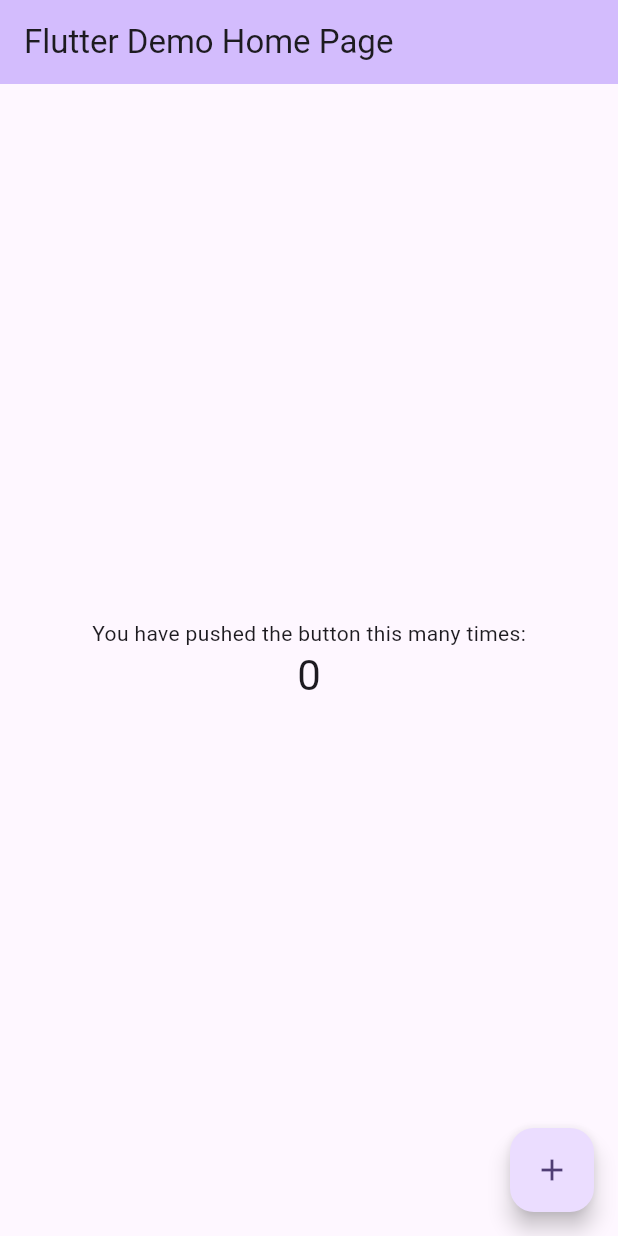
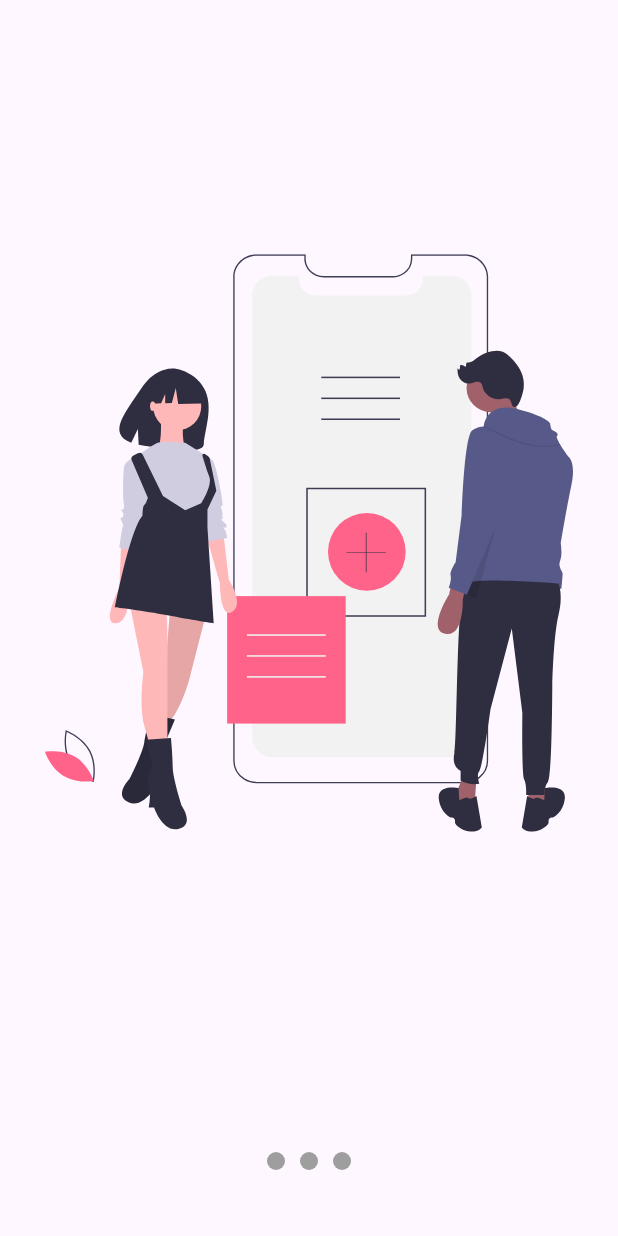
Before and after one commit to sergioIbz/slideshow, a Flutter app: the screen it shows after launch, on a phone screen of 412 x 824 dp. Run offline on Flutter 3.47's test engine with Material 3 defaults, Android fonts, the phone set to English and light mode, and no system bars; our stand-ins replace flutter_svg.

```diff
--- a/lib/main.dart
+++ b/lib/main.dart
@@ -1,125 +1,16 @@
 import 'package:flutter/material.dart';
+import 'package:slideshow/pages/slideshow_page.dart';
 
-void main() {
-  runApp(const MyApp());
-}
+void main() => runApp(const MyApp());
 
 class MyApp extends StatelessWidget {
   const MyApp({super.key});
 
-  // This widget is the root of your application.
   @override
   Widget build(BuildContext context) {
-    return MaterialApp(
-      title: 'Flutter Demo',
-      theme: ThemeData(
-        // This is the theme of your application.
-        //
-        // TRY THIS: Try running your application with "flutter run". You'll see
-        // the application has a purple toolbar. Then, without quitting the app,
-        // try changing the seedColor in the colorScheme below to Colors.green
-        // and then invoke "hot reload" (save your changes or press the "hot
-        // reload" button in a Flutter-supported IDE, or press "r" if you used
-        // the command line to start the app).
-        //
-        // Notice that the counter didn't reset back to zero; the application
-        // state is not lost during the reload. To reset the state, use hot
-        // restart instead.
-        //
-        // This works for code too, not just values: Most code changes can be
-        // tested with just a hot reload.
-        colorScheme: ColorScheme.fromSeed(seedColor: Colors.deepPurple),
-        useMaterial3: true,
-      ),
-      home: const MyHomePage(title: 'Flutter Demo Home Page'),
+    return const MaterialApp(
+      title: 'SlideShow',
+      home: SlideShowPage(),
     );
   }
 }
-
-class MyHomePage extends StatefulWidget {
-  const MyHomePage({super.key, required this.title});
-
-  // This widget is the home page of your application. It is stateful, meaning
-  // that it has a State object (defined below) that contains fields that affect
-  // how it looks.
-
-  // This class is the configuration for the state. It holds the values (in this
-  // case the title) provided by the parent (in this case the App widget) and
-  // used by the build method of the State. Fields in a Widget subclass are
-  // always marked "final".
-
-  final String title;
-
-  @override
-  State<MyHomePage> createState() => _MyHomePageState();
-}
-
-class _MyHomePageState extends State<MyHomePage> {
-  int _counter = 0;
-
-  void _incrementCounter() {
-    setState(() {
-      // This call to setState tells the Flutter framework that something has
-      // changed in this State, which causes it to rerun the build method below
-      // so that the display can reflect the updated values. If we changed
-      // _counter without calling setState(), then the build method would not be
-      // called again, and so nothing would appear to happen.
-      _counter++;
-    });
-  }
-
-  @override
-  Widget build(BuildContext context) {
-    // This method is rerun every time setState is called, for instance as done
-    // by the _incrementCounter method above.
-    //
-    // The Flutter framework has been optimized to make rerunning build methods
-    // fast, so that you can just rebuild anything that needs updating rather
-    // than having to individually change instances of widgets.
-    return Scaffold(
-      appBar: AppBar(
-        // TRY THIS: Try changing the color here to a specific color (to
-        // Colors.amber, perhaps?) and trigger a hot reload to see the AppBar
-        // change color while the other colors stay the same.
-        backgroundColor: Theme.of(context).colorScheme.inversePrimary,
-        // Here we take the value from the MyHomePage object that was created by
-        // the App.build method, and use it to set our appbar title.
-        title: Text(widget.title),
-      ),
-      body: Center(
-        // Center is a layout widget. It takes a single child and positions it
-        // in the middle of the parent.
-        child: Column(
-          // Column is also a layout widget. It takes a list of children and
-          // arranges them vertically. By default, it sizes itself to fit its
-          // children horizontally, and tries to be as tall as its parent.
-          //
-          // Column has various properties to control how it sizes itself and
-          // how it positions its children. Here we use mainAxisAlignment to
-          // center the children vertically; the main axis here is the vertical
-          // axis because Columns are vertical (the cross axis would be
-          // horizontal).
-          //
-          // TRY THIS: Invoke "debug painting" (choose the "Toggle Debug Paint"
-          // action in the IDE, or press "p" in the console), to see the
-          // wireframe for each widget.
-          mainAxisAlignment: MainAxisAlignment.center,
-          children: <Widget>[
-            const Text(
-              'You have pushed the button this many times:',
-            ),
-            Text(
-              '$_counter',
-              style: Theme.of(context).textTheme.headlineMedium,
-            ),
-          ],
-        ),
-      ),
-      floatingActionButton: FloatingActionButton(
-        onPressed: _incrementCounter,
-        tooltip: 'Increment',
-        child: const Icon(Icons.add),
-      ), // This trailing comma makes auto-formatting nicer for build methods.
-    );
-  }
-}
--- /dev/null
+++ b/lib/pages/slideshow_page.dart
@@ -0,0 +1,114 @@
+import 'package:flutter/material.dart';
+
+import 'package:flutter_svg/svg.dart';
+
+class SlideShowPage extends StatelessWidget {
+  const SlideShowPage({super.key});
+
+  @override
+  Widget build(BuildContext context) {
+    return const Scaffold(
+      body: Center(
+        child: Column(
+          children: [
+            Expanded(
+              child: _Slides(),
+            ),
+            _Dots(),
+          ],
+        ),
+      ),
+    );
+  }
+}
+
+class _Dots extends StatelessWidget {
+  const _Dots();
+
+  @override
+  Widget build(BuildContext context) {
+    return const SizedBox(
+      width: double.infinity,
+      height: 100,
+      //color: Colors.pink,
+      child: Row(
+        mainAxisAlignment: MainAxisAlignment.center,
+        children: [
+          _Dot(1),
+          _Dot(2),
+          _Dot(3),
+        ],
+      ),
+    );
+  }
+}
+
+class _Dot extends StatelessWidget {
+  final int index;
+  const _Dot(this.index);
+
+  @override
+  Widget build(BuildContext context) {
+    return Container(
+      height: 12,
+      width: 12,
+      margin: const EdgeInsets.symmetric(
+        horizontal: 5,
+      ),
+      decoration: const BoxDecoration(
+        color: Colors.grey,
+        shape: BoxShape.circle,
+      ),
+    );
+  }
+}
+
+class _Slides extends StatefulWidget {
+  const _Slides();
+
+  @override
+  State<_Slides> createState() => _SlidesState();
+}
+
+class _SlidesState extends State<_Slides> {
+  late PageController controller;
+
+  @override
+  void initState() {
+    controller = PageController();
+    controller.addListener(() {});
+    super.initState();
+  }
+
+  @override
+  void dispose() {
+    controller.dispose();
+    super.dispose();
+  }
+
+  @override
+  Widget build(BuildContext context) {
+    return PageView(
+      children: const <_Slide>[
+        _Slide('assets/svgs/slide-1.svg'),
+        _Slide('assets/svgs/slide-2.svg'),
+        _Slide('assets/svgs/slide-3.svg'),
+      ],
+    );
+  }
+}
+
+class _Slide extends StatelessWidget {
+  final String svg;
+  const _Slide(this.svg);
+
+  @override
+  Widget build(BuildContext context) {
+    return Container(
+      width: double.infinity,
+      height: double.infinity,
+      margin: const EdgeInsets.all(30),
+      child: SvgPicture.asset(svg),
+    );
+  }
+}
--- a/pubspec.yaml
+++ b/pubspec.yaml
@@ -35,6 +35,8 @@ dependencies:
   # The following adds the Cupertino Icons font to your application.
   # Use with the CupertinoIcons class for iOS style icons.
   cupertino_icons: ^1.0.6
+  flutter_svg: ^2.0.10+1
+  provider: ^6.1.2
 
 dev_dependencies:
   flutter_test:
@@ -59,8 +61,8 @@ flutter:
   uses-material-design: true
 
   # To add assets to your application, add an assets section, like this:
-  # assets:
-  #   - images/a_dot_burr.jpeg
+  assets:
+    - assets/svgs/
   #   - images/a_dot_ham.jpeg
 
   # An image asset can refer to one or more resolution-specific "variants", see
```
Also changed, not shown: assets/svgs/slide-1.svg (added), assets/svgs/slide-2.svg (added), assets/svgs/slide-3.svg (added), assets/svgs/slide-4.svg (added), assets/svgs/slide-5.svg (added), pubspec.lock.
